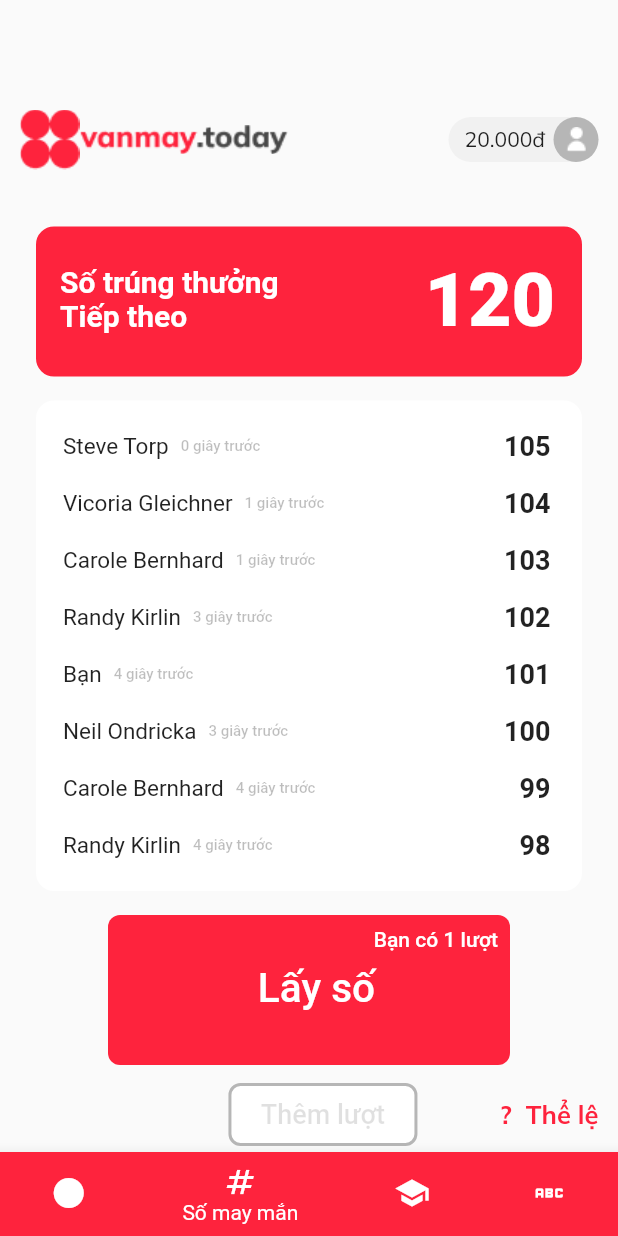
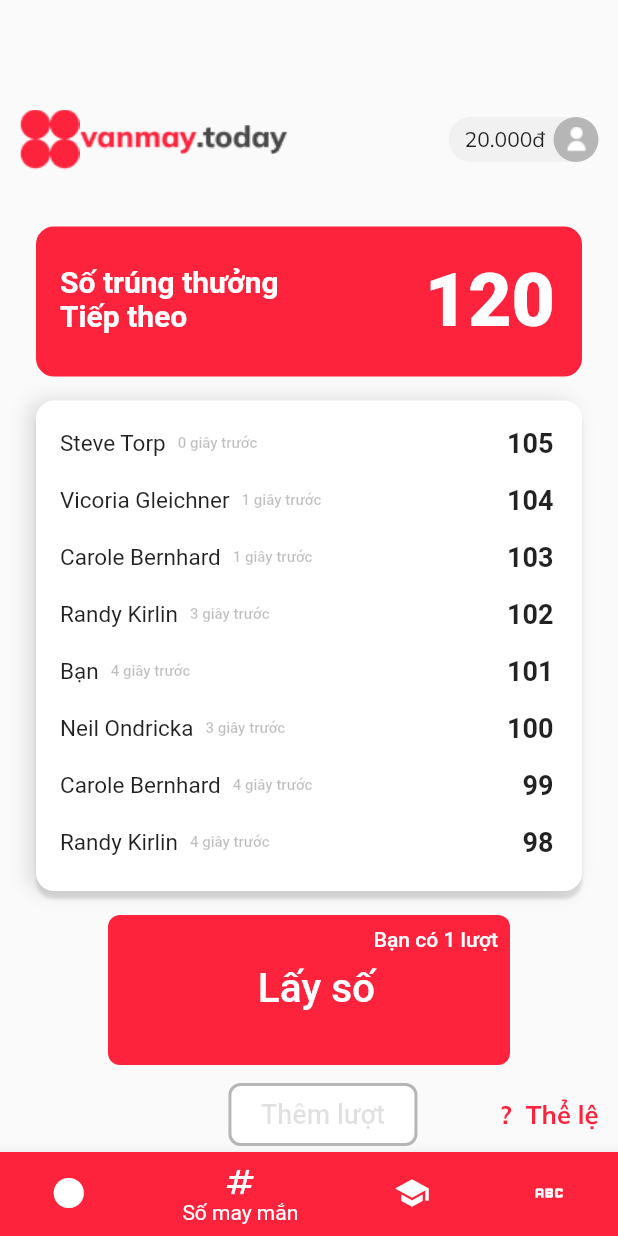
Before and after one commit to VanhnguyenX8/vong_quay, a Flutter app: the screen it shows after launch, item 2 of the bottom bar chosen, on a phone screen of 412 x 824 dp. Run offline on Flutter 3.47's test engine with Material 2 defaults, Android fonts, the phone set to English and light mode, and no system bars; our stand-ins replace flutter_hooks, from_css_color, google_fonts, rxdart.

Commit message:
update boxshadow

```diff
--- a/lib/layout/con_so_may_man/con_so_may_man.widget.dart
+++ b/lib/layout/con_so_may_man/con_so_may_man.widget.dart
@@ -3,7 +3,6 @@ import 'package:google_fonts/google_fonts.dart';
 
 import 'danh_sach_trung_thuong.widget.dart';
 import 'qua_cua_ban.widget.dart';
-
 
 class ConSoMayManWidget extends StatefulWidget {
   const ConSoMayManWidget({super.key});
@@ -15,7 +14,6 @@ class ConSoMayManWidget extends StatefulWidget {
 class _ConSoMayManWidgetState extends State<ConSoMayManWidget> {
   late bool _customIcon = false;
   @override
-
   Widget build(BuildContext context) {
     return Column(
       children: [
@@ -28,7 +26,9 @@ class _ConSoMayManWidgetState extends State<ConSoMayManWidget> {
           decoration: BoxDecoration(
               color: const Color(0xFFFE233D),
               border: Border.all(
-                  width: 2, color: const Color(0xFFFE233D), style: BorderStyle.solid),
+                  width: 2,
+                  color: const Color(0xFFFE233D),
+                  style: BorderStyle.solid),
               borderRadius: BorderRadius.circular(12)),
           child: Row(
             mainAxisAlignment: MainAxisAlignment.spaceBetween,
@@ -70,11 +70,20 @@ class _ConSoMayManWidgetState extends State<ConSoMayManWidget> {
             height: 327,
             width: 364,
             decoration: BoxDecoration(
+                borderRadius: BorderRadius.circular(12),
                 color: Colors.white,
-              border: Border.all(
-                  width: 2, color: const Color(0xFFFFFFFF), style: BorderStyle.solid),
-              borderRadius: BorderRadius.circular(12),
+                boxShadow: const [
+                  BoxShadow(
+                    blurRadius: 1.0,
+                    offset: Offset(0, 5),
+                    color: Colors.black12,
                   ),
+                  BoxShadow(
+                    blurRadius: 10,
+                    offset: Offset(-5, 0),
+                    color: Colors.black12,
+                  ),
+                ]),
             child: Padding(
               padding: const EdgeInsets.fromLTRB(16, 18, 19, 17),
               child: Column(
@@ -385,7 +394,6 @@ class _ConSoMayManWidgetState extends State<ConSoMayManWidget> {
             ),
           ),
         ),
-
         Center(
           child: Container(
             width: 268,
@@ -395,9 +403,7 @@ class _ConSoMayManWidgetState extends State<ConSoMayManWidget> {
               borderRadius: BorderRadius.circular(8),
             ),
             child: TextButton(
-                onPressed: () {
-
-                },
+              onPressed: () {},
               child: Column(
                 children: [
                   Row(
@@ -457,7 +463,7 @@ class _ConSoMayManWidgetState extends State<ConSoMayManWidget> {
                     '?  ',
                     style: GoogleFonts.mulish(
                       textStyle: const TextStyle(fontSize: 17),
-                        color:const Color(0xFFFE233D),
+                      color: const Color(0xFFFE233D),
                       fontWeight: FontWeight.w700,
                     ),
                   ),
@@ -475,32 +481,78 @@ class _ConSoMayManWidgetState extends State<ConSoMayManWidget> {
         ),
         Padding(
           padding: const EdgeInsets.fromLTRB(14.32, 30, 14.32, 16),
+          child: Container(
+            decoration: BoxDecoration(
+                borderRadius: BorderRadius.circular(12),
+                color: Colors.white,
+                boxShadow: const [
+                  BoxShadow(
+                    blurRadius: 5.0,
+                    offset: Offset(0, 5),
+                    color: Colors.black12,
+                  ),
+                  BoxShadow(
+                    blurRadius: 10,
+                    offset: Offset(-5, 0),
+                    color: Colors.black12,
+                  ),
+                ]),
             child: ExpansionTile(
+              textColor: const Color(0xFFFE233D),
               title: const Text('Danh sách trúng thưởng'),
               trailing: Icon(
-                  _customIcon ? Icons.arrow_drop_up : Icons.arrow_drop_down),
+                _customIcon ? Icons.arrow_drop_up : Icons.arrow_drop_down,
+                color: const Color(0xFFFE233D),
+              ),
               children: const [
-                DanhSachTrungThuong(),
+                Padding(
+                  padding: EdgeInsets.all(8.0),
+                  child: DanhSachTrungThuong(),
+                )
               ],
               onExpansionChanged: (bool expanded) {
                 setState(() => _customIcon = expanded);
               },
             ),
           ),
+        ),
         Padding(
-            padding: const EdgeInsets.fromLTRB(14.32,0, 14.32, 10),
+          padding: const EdgeInsets.fromLTRB(14.32, 0, 14.32, 10),
+          child: Container(
+            decoration: BoxDecoration(
+                borderRadius: BorderRadius.circular(12),
+                color: Colors.white,
+                boxShadow: const [
+                  BoxShadow(
+                    blurRadius: 5.0,
+                    offset: Offset(0, 5),
+                    color: Colors.black12,
+                  ),
+                  BoxShadow(
+                    blurRadius: 10,
+                    offset: Offset(-5, 0),
+                    color: Colors.black12,
+                  ),
+                ]),
             child: ExpansionTile(
+              textColor: const Color(0xFFFE233D),
               title: const Text('Quà của bạn'),
               trailing: Icon(
-                  _customIcon ? Icons.arrow_drop_up : Icons.arrow_drop_down),
+                _customIcon ? Icons.arrow_drop_up : Icons.arrow_drop_down,
+                color: const Color(0xFFFE233D),
+              ),
               children: const [
-                QuaCuaBanWidget(),
+                Padding(
+                  padding: EdgeInsets.all(8.0),
+                  child: QuaCuaBanWidget(),
+                )
               ],
               onExpansionChanged: (bool expanded) {
                 setState(() => _customIcon = expanded);
               },
             ),
           ),
+        ),
       ],
     );
   }
--- a/lib/main.dart
+++ b/lib/main.dart
@@ -9,8 +9,11 @@ class MyApp extends StatelessWidget {
 
   @override
   Widget build(BuildContext context) {
-    return const MaterialApp(
-      home: NavigationBarWidget(),
+    return  MaterialApp(
+      theme: ThemeData(
+        primaryColor: const Color(0xFFECECEC),
+      ),
+      home: const NavigationBarWidget(),
     );
   }
 }
```
Also changed, not shown: lib/layout/vietlott/vietlott_power.widget.dart (+20 -2 lines), lib/layout/xo_so_mien_bac/xo_so_mien_bac.widget.dart (+22 -3 lines), 1 other file. Lines whose indentation alone changed are shown as unchanged.
